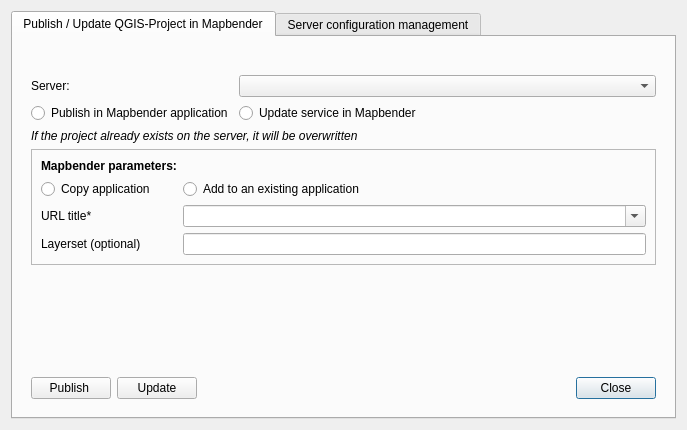
WhereGroup/qgis2mapbender, file dialogs/ui/main_dialog.ui: the form before one commit.
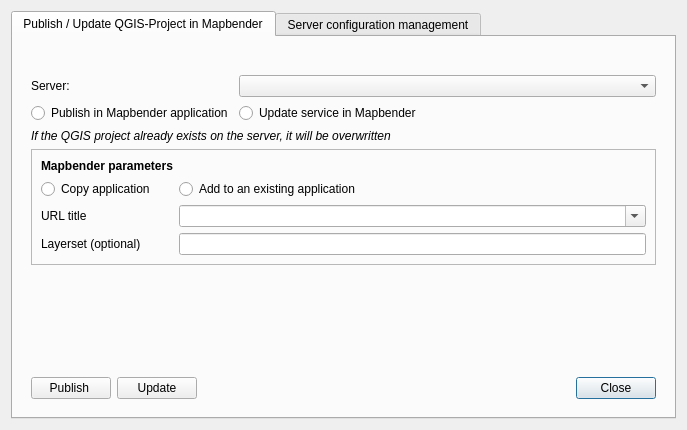
The form after the commit. Icons and pictures are not drawn.

Commit message: update dialog (delete *, :)

The edit to the form file:
```diff
--- a/dialogs/ui/main_dialog.ui
+++ b/dialogs/ui/main_dialog.ui
@@ -70,7 +70,7 @@
                 </font>
                </property>
                <property name="text">
-                <string>Mapbender parameters:</string>
+                <string>Mapbender parameters</string>
                </property>
               </widget>
              </item>
@@ -91,7 +91,7 @@
              <item row="3" column="0">
               <widget class="QLabel" name="mapbenderAppSlugLabel">
                <property name="text">
-                <string>URL title*</string>
+                <string>URL title</string>
                </property>
               </widget>
              </item>
@@ -136,7 +136,7 @@
              </font>
             </property>
             <property name="text">
-             <string>If the project already exists on the server, it will be overwritten</string>
+             <string>If the QGIS project already exists on the server, it will be overwritten</string>
             </property>
            </widget>
           </item>
```
